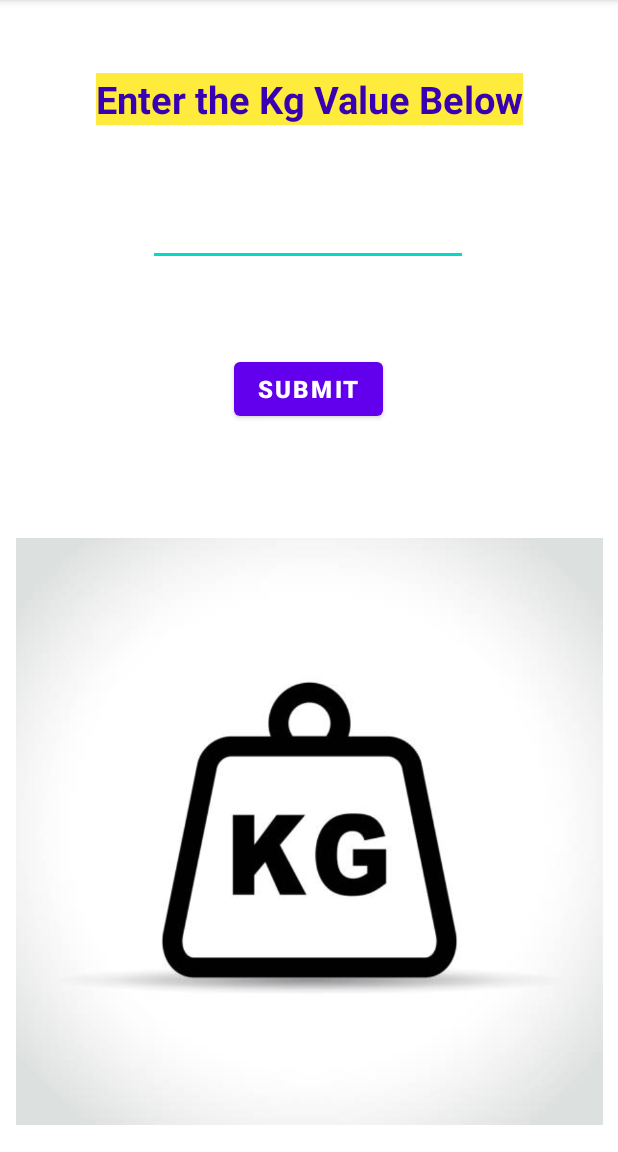
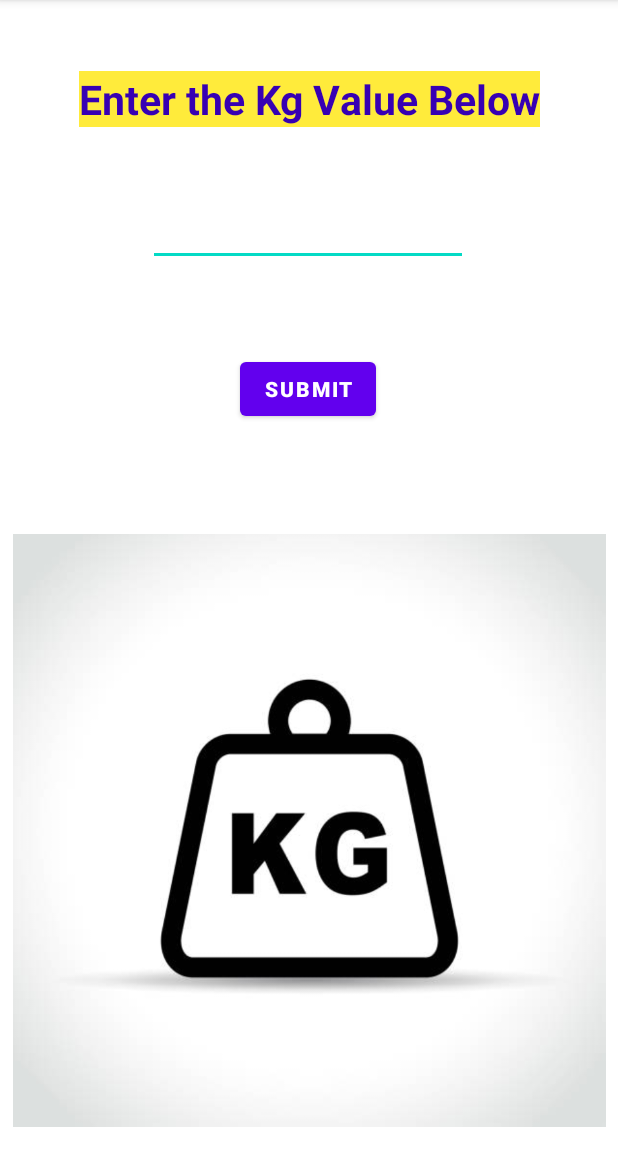
Before and after one commit to devrajmudgal211b109/UnitConvertor, an Android app: the screen it shows after launch (MainActivity), on a phone screen of 412 x 824 dp, the part 84-1236 px from its top. Run offline under Robolectric (Android 15) with nearby library versions, the phone set to English and light mode, and no system bars.

Commit message:
Final Changes made (Project Completed Successfully)

```diff
--- a/app/src/main/res/layout/activity_main.xml
+++ b/app/src/main/res/layout/activity_main.xml
@@ -38,7 +38,6 @@
         android:layout_height="wrap_content"
         android:layout_marginTop="16dp"
         android:text="Submit"
-        android:textSize="16sp"
         android:textStyle="bold"
         app:layout_constraintEnd_toEndOf="parent"
         app:layout_constraintHorizontal_bias="0.498"
@@ -52,7 +51,7 @@
         android:background="#FFEB3B"
         android:text="Enter the Kg Value Below"
         android:textColor="@color/purple_700"
-        android:textSize="25sp"
+        android:textSize="27sp"
         android:textStyle="bold"
         app:layout_constraintBottom_toTopOf="@+id/editText"
         app:layout_constraintEnd_toEndOf="parent"
@@ -61,8 +60,8 @@
 
     <ImageView
         android:id="@+id/imageView"
-        android:layout_width="391dp"
-        android:layout_height="427dp"
+        android:layout_width="395dp"
+        android:layout_height="429dp"
         app:layout_constraintBottom_toBottomOf="parent"
         app:layout_constraintEnd_toEndOf="parent"
         app:layout_constraintStart_toStartOf="parent"
```
